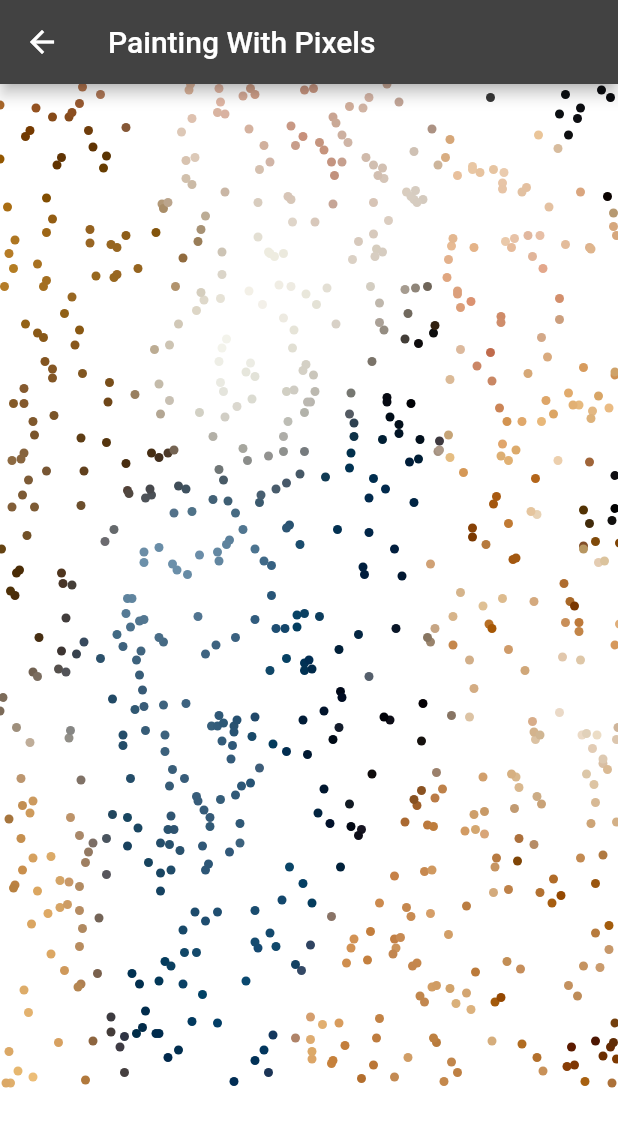
After one commit to JideGuru/animation_playground, a Flutter app: the PaintingWithPixels screen opened by its route, on a phone screen of 412 x 824 dp. The commit adds this screen. Shown: the top 1127 px of the screen. Run offline on Flutter 3.47's test engine with Material 2 defaults, Android fonts, the phone set to English and light mode, and no system bars; missing offline and left inert: dart:js, flutter_shaders.

Commit message:
added pixel painting and made minor fixes

```diff
--- a/lib/animations/card/three_dimensional_card.dart
+++ b/lib/animations/card/three_dimensional_card.dart
@@ -18,6 +18,9 @@ class _ThreeDimensionalCardState extends State<ThreeDimensionalCard> {
     const cardHeight = height - 7;
     final cardWidth = width - 7;
     return Scaffold(
+      appBar: AppBar(
+        title: const Text('3D Card'),
+      ),
       backgroundColor: Colors.black,
       body: Center(
         child: Stack(
--- a/lib/animations/coding_train_challenges/barrel.dart
+++ b/lib/animations/coding_train_challenges/barrel.dart
@@ -3,3 +3,4 @@ export 'rain.dart';
 export 'simple_particle_system.dart' hide Particle;
 export 'bouncing_ball.dart';
 export 'particle_system_with_emitters.dart' hide Particle;
+export 'painting_with_pixels.dart';
--- a/lib/animations/coding_train_challenges/bouncing_dvd.dart
+++ b/lib/animations/coding_train_challenges/bouncing_dvd.dart
@@ -68,6 +68,9 @@ class _BouncingDVDState extends State<BouncingDVD> {
   Widget build(BuildContext context) {
     return Scaffold(
       backgroundColor: Colors.black,
+      appBar: AppBar(
+        title: const Text('Bouncing DVD'),
+      ),
       body: Stack(
         children: [
           AnimatedPositioned(
--- /dev/null
+++ b/lib/animations/coding_train_challenges/painting_with_pixels.dart
@@ -0,0 +1,133 @@
+import 'dart:math' as math;
+import 'dart:ui' as ui;
+
+import 'package:flutter/scheduler.dart';
+import 'package:image/image.dart' as img;
+import 'package:flutter/material.dart' hide Image;
+import 'package:flutter/services.dart' show rootBundle;
+
+class PaintingWithPixels extends StatefulWidget {
+  const PaintingWithPixels({Key? key}) : super(key: key);
+
+  @override
+  State<PaintingWithPixels> createState() => _PaintingWithPixelsState();
+}
+
+class _PaintingWithPixelsState extends State<PaintingWithPixels>
+    with SingleTickerProviderStateMixin {
+  late ui.Image image;
+  late img.Image imagePixels;
+  bool _loading = true;
+  List<Offset> offsets = List.empty(growable: true);
+  math.Random _random = math.Random();
+  late final Ticker _ticker;
+
+  @override
+  void initState() {
+    super.initState();
+    loadImage();
+    _ticker = createTicker((elapsed) {
+      if (!_loading) {
+        for (int i = 1; i < 100; i++) {
+          randomizePoints();
+        }
+      }
+      setState(() {});
+    });
+    _ticker.start();
+  }
+
+  void loadImage() async {
+    var data = await rootBundle.load('assets/images/cat.jpeg');
+    final buffer = data.buffer;
+    var bytes = buffer.asUint8List(data.offsetInBytes, data.lengthInBytes);
+    image = await decodeImageFromList(bytes);
+    imagePixels = img.decodeJpg(bytes)!;
+    _loading = false;
+    randomizePoints();
+    setState(() {});
+  }
+
+  randomizePoints() {
+    int x = _random.nextInt(imagePixels.width);
+    int y = _random.nextInt(imagePixels.height);
+
+    Offset offset = Offset(x.toDouble(), y.toDouble());
+    if (!offsets.contains(offset)) {
+      offsets.add(offset);
+    } else {
+      randomizePoints();
+    }
+  }
+
+  @override
+  void dispose() {
+    _ticker.dispose();
+    super.dispose();
+  }
+
+  @override
+  Widget build(BuildContext context) {
+    final size = MediaQuery.of(context).size;
+    return Scaffold(
+      appBar: AppBar(title: const Text('Painting With Pixels')),
+      backgroundColor: Colors.white,
+      body: _loading
+          ? const SizedBox.shrink()
+          : Center(
+            child: CustomPaint(
+                painter: _PixelPainter(
+                  image: image,
+                  imagePixels: imagePixels,
+                  offsets: offsets,
+                ),
+                child: SizedBox(height: size.height, width: size.width),
+              ),
+          ),
+    );
+  }
+}
+
+class _PixelPainter extends CustomPainter {
+  ui.Image image;
+  img.Image imagePixels;
+  final List<Offset> offsets;
+
+  _PixelPainter({
+    required this.image,
+    required this.imagePixels,
+    required this.offsets,
+  });
+
+  @override
+  void paint(Canvas canvas, Size size) {
+    // canvas.drawImage(image, Offset.zero, Paint());
+    // for (int x = 0; x < imagePixels.width; x++) {
+    //   for (int y = 0; y < imagePixels.height; y++) {
+    //     img.Pixel pixel = imagePixels.getPixelSafe(x, y);
+    //     List colorList = pixel.toList();
+    //     canvas.drawCircle(
+    //       Offset(x.toDouble(), y.toDouble()),
+    //       3,
+    //       Paint()..color = Color.fromARGB(255, colorList[0], colorList[1], colorList[2]),
+    //     );
+    //   }
+    // }
+
+    for (Offset offset in offsets) {
+      img.Pixel pixel =
+          imagePixels.getPixelSafe(offset.dx.toInt(), offset.dy.toInt());
+      List colorList = pixel.toList();
+      canvas.drawCircle(
+        offset,
+        3,
+        Paint()
+          ..color =
+              Color.fromARGB(255, colorList[0], colorList[1], colorList[2]),
+      );
+    }
+  }
+
+  @override
+  bool shouldRepaint(covariant CustomPainter oldDelegate) => true;
+}
--- a/lib/animations/coding_train_challenges/particle_system_with_emitters.dart
+++ b/lib/animations/coding_train_challenges/particle_system_with_emitters.dart
@@ -23,6 +23,12 @@ class _ParticleSystemWithEmittersState extends State<ParticleSystemWithEmitters>
       setState(() {});
     });
     _ticker.start();
+  }
+
+  @override
+  void dispose() {
+    _ticker.dispose();
+    super.dispose();
   }
 
   @override
--- a/lib/animations/coding_train_challenges/rain.dart
+++ b/lib/animations/coding_train_challenges/rain.dart
@@ -12,9 +12,12 @@ class RainAnimation extends StatelessWidget {
     final screenSize = MediaQuery.of(context).size;
     return Scaffold(
       backgroundColor: Colors.black,
+      appBar: AppBar(
+        title: const Text('Rain Simulation'),
+      ),
       body: Stack(
         children: [
-          for (int index = 0; index < 200; index++)
+          for (int index = 0; index < 300; index++)
             _RainDrop(
               screenHeight: screenSize.height,
               screenWidth: screenSize.width,
--- a/lib/animations/coding_train_challenges/simple_particle_system.dart
+++ b/lib/animations/coding_train_challenges/simple_particle_system.dart
@@ -41,6 +41,9 @@ class _SimpleParticleSystemState extends State<SimpleParticleSystem>
   Widget build(BuildContext context) {
     final size = MediaQuery.of(context).size;
     return Scaffold(
+      appBar: AppBar(
+        title: const Text('Simple Particle System'),
+      ),
       backgroundColor: Colors.black,
       body: SizedBox(
         width: size.width,
--- a/lib/animations/grid_magnification/fading_grid.dart
+++ b/lib/animations/grid_magnification/fading_grid.dart
@@ -23,6 +23,9 @@ class _FadingGridState extends State<FadingGrid> {
         (screenSize.height / squareContainerSize).floor() - 3;
     return Scaffold(
       backgroundColor: Colors.black,
+      appBar: AppBar(
+        title: const Text('Fading Grid'),
+      ),
       body: Center(
         child: GestureDetector(
           onPanDown: (details) {
--- a/lib/animations/grid_magnification/grid_magnification.dart
+++ b/lib/animations/grid_magnification/grid_magnification.dart
@@ -23,6 +23,9 @@ class _GridMagnificationState extends State<GridMagnification> {
         (screenSize.height / squareContainerSize).floor() - 3;
     return Scaffold(
       backgroundColor: Colors.black,
+      appBar: AppBar(
+        title: const Text('Grid Magnification'),
+      ),
       body: Center(
         child: GestureDetector(
           onPanDown: (details) {
--- a/lib/animations/loaders/clock_loader.dart
+++ b/lib/animations/loaders/clock_loader.dart
@@ -48,6 +48,9 @@ class _ClockLoaderState extends State<ClockLoader>
     final screenSize = MediaQuery.of(context).size;
     const offsetAngle = (2 * math.pi) / tickLength;
     return Scaffold(
+      appBar: AppBar(
+        title: const Text('Clock Loader'),
+      ),
       body: Center(
         child: Stack(
           children: [
--- a/lib/animations_list.dart
+++ b/lib/animations_list.dart
@@ -56,6 +56,11 @@ List animationList = [
     route: '/particle-system-with-emitters',
     icon: Icons.snowing,
   ),
+  AnimationPage(
+    title: 'Painting with Pixels',
+    route: '/painting-with-pixels',
+    icon: Icons.format_paint,
+  ),
 ];
 
 class AnimationPage {
--- a/lib/routes.dart
+++ b/lib/routes.dart
@@ -21,4 +21,5 @@ Map<String, Widget Function(BuildContext)> routes = {
   '/bouncing-ball': (context) => const BouncingBall(),
   '/particle-system-with-emitters': (context) =>
       const ParticleSystemWithEmitters(),
+  '/painting-with-pixels': (context) => const PaintingWithPixels(),
 };
--- a/lib/shaders/metaball_fab.dart
+++ b/lib/shaders/metaball_fab.dart
@@ -63,6 +63,9 @@ class _MetaballFABState extends State<MetaballFAB>
   Widget build(BuildContext context) {
     final size = MediaQuery.of(context).size;
     return Scaffold(
+      appBar: AppBar(
+        title: const Text('Metaball FAB'),
+      ),
       backgroundColor: Colors.black,
       body: ShaderBuilder(
         assetKey: 'shaders/metaball_shader.frag',
--- a/pubspec.yaml
+++ b/pubspec.yaml
@@ -35,6 +35,7 @@ dependencies:
     sdk: flutter
   cupertino_icons: ^1.0.2
   flutter_shaders: ^0.0.6
+  image: ^4.0.15
 
 dev_dependencies:
   flutter_test:
```
Also changed, not shown: lib/shaders/fractal_pyramid.dart (+20 -1 lines), assets/images/cat.jpeg (added), pubspec.lock, 1 other file.
